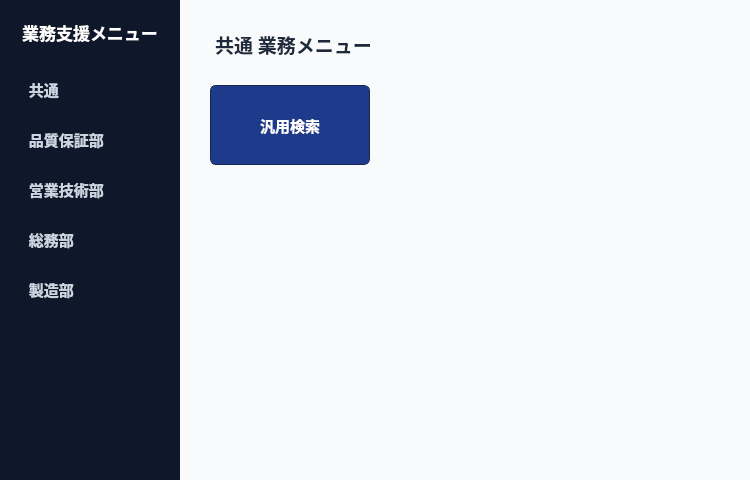
Before: the Qt Designer form menu.ui in a-shimomura-shikoku-fuji/python, drawn with Qt 5.
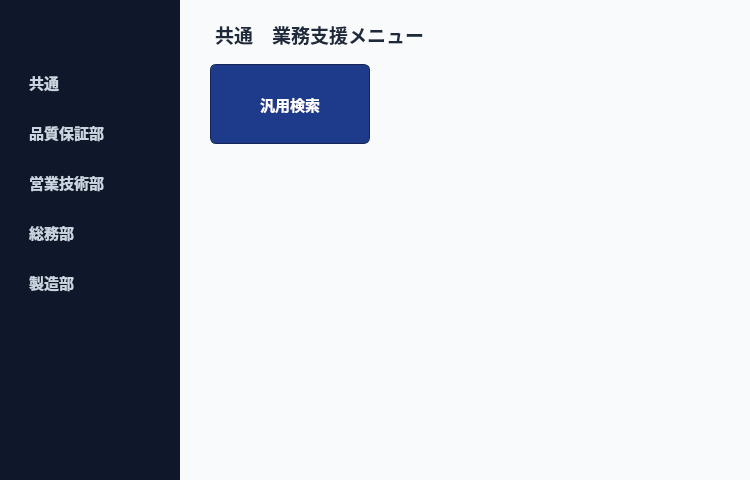
After: the same form once the commit is applied. The open tabs and pages were chosen to show the change.

What changed in the file:
```diff
--- a/menu.ui
+++ b/menu.ui
@@ -124,7 +124,7 @@
         <number>10</number>
        </property>
        <property name="topMargin">
-        <number>20</number>
+        <number>15</number>
        </property>
        <property name="rightMargin">
         <number>10</number>
@@ -145,7 +145,7 @@
           <string notr="true">color: #ffffff; margin-bottom: 15px;</string>
          </property>
          <property name="text">
-          <string>業務支援メニュー</string>
+          <string/>
          </property>
          <property name="alignment">
           <set>Qt::AlignmentFlag::AlignCenter</set>
@@ -162,7 +162,7 @@
          </property>
          <property name="font">
           <font>
-           <family>Meiryo</family>
+           <family>Yu Gothic UI</family>
            <pointsize>11</pointsize>
            <bold>true</bold>
           </font>
@@ -185,7 +185,7 @@
          </property>
          <property name="font">
           <font>
-           <family>Meiryo</family>
+           <family>Yu Gothic UI</family>
            <pointsize>11</pointsize>
            <bold>true</bold>
           </font>
@@ -208,7 +208,7 @@
          </property>
          <property name="font">
           <font>
-           <family>Meiryo</family>
+           <family>Yu Gothic UI</family>
            <pointsize>11</pointsize>
            <bold>true</bold>
           </font>
@@ -231,7 +231,7 @@
          </property>
          <property name="font">
           <font>
-           <family>Meiryo</family>
+           <family>Yu Gothic UI</family>
            <pointsize>11</pointsize>
            <bold>true</bold>
           </font>
@@ -254,7 +254,7 @@
          </property>
          <property name="font">
           <font>
-           <family>Meiryo</family>
+           <family>Yu Gothic UI</family>
            <pointsize>11</pointsize>
            <bold>true</bold>
           </font>
@@ -318,7 +318,7 @@
          <number>30</number>
         </property>
         <property name="topMargin">
-         <number>30</number>
+         <number>20</number>
         </property>
         <property name="rightMargin">
          <number>30</number>
@@ -328,18 +328,30 @@
         </property>
         <item>
          <widget class="QLabel" name="title_common">
+          <property name="minimumSize">
+           <size>
+            <width>510</width>
+            <height>38</height>
+           </size>
+          </property>
+          <property name="maximumSize">
+           <size>
+            <width>510</width>
+            <height>38</height>
+           </size>
+          </property>
           <property name="font">
            <font>
-            <family>Meiryo</family>
+            <family>Yu Gothic UI</family>
             <pointsize>14</pointsize>
             <bold>true</bold>
            </font>
           </property>
           <property name="styleSheet">
-           <string notr="true">color: #1e293b; margin-bottom: 20px;</string>
+           <string notr="true">color: #1e293b;margin-bottom: 10px;</string>
           </property>
           <property name="text">
-           <string>共通 業務メニュー</string>
+           <string>共通　業務支援メニュー</string>
           </property>
          </widget>
         </item>
```
Left out of the diff: 82 changed lines with no effect on the pictures.
